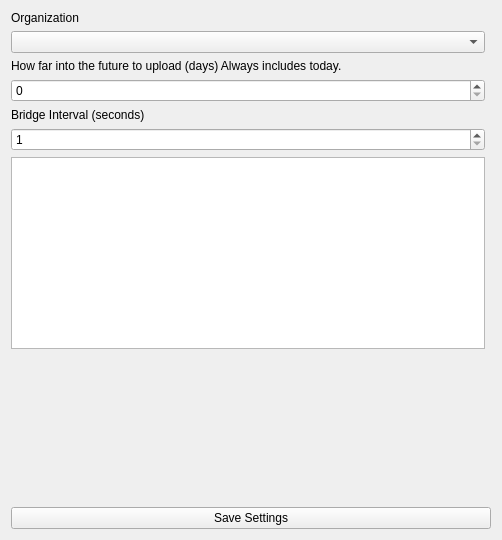
The window that Bridge/bridgeconfigwidget.ui (ademarest/GreenmileBridge) describes before a commit, drawn with Qt 5.
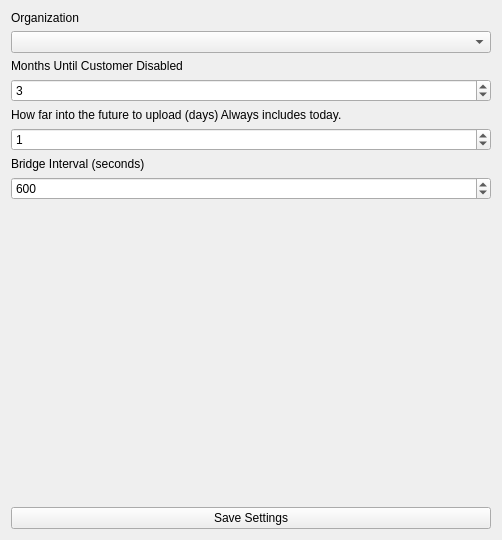
The same window after the commit. Custom widgets are drawn as their Qt base class.

```diff
--- a/Bridge/bridgeconfigwidget.ui
+++ b/Bridge/bridgeconfigwidget.ui
@@ -14,41 +14,74 @@
    <string>Form</string>
   </property>
   <layout class="QGridLayout" name="gridLayout">
-   <item row="4" column="0">
-    <widget class="QLabel" name="bridgeIntervalLabel">
-     <property name="text">
-      <string>Bridge Interval (seconds)</string>
-     </property>
-    </widget>
-   </item>
-   <item row="2" column="0">
-    <widget class="QLabel" name="daysToUploadLabel">
-     <property name="text">
-      <string>How far into the future to upload (days) Always includes today.</string>
-     </property>
-    </widget>
-   </item>
-   <item row="1" column="0">
-    <widget class="QComboBox" name="organizationComboBox"/>
-   </item>
-   <item row="9" column="0" colspan="2">
+   <item row="10" column="0" colspan="2">
     <widget class="QPushButton" name="saveSettingsPushButton">
      <property name="text">
       <string>Save Settings</string>
      </property>
     </widget>
    </item>
-   <item row="6" column="0">
-    <widget class="ListControlWidget" name="orgAS400LCW"/>
+   <item row="7" column="0" colspan="2">
+    <widget class="QSpinBox" name="bridgeIntervalSpinBox">
+     <property name="minimum">
+      <number>1</number>
+     </property>
+     <property name="maximum">
+      <number>3600</number>
+     </property>
+     <property name="value">
+      <number>600</number>
+     </property>
+    </widget>
    </item>
-   <item row="0" column="0">
-    <widget class="QLabel" name="organizationLabel">
+   <item row="5" column="0" colspan="2">
+    <widget class="QSpinBox" name="daysToUploadSpinBox">
+     <property name="minimum">
+      <number>0</number>
+     </property>
+     <property name="maximum">
+      <number>6</number>
+     </property>
+     <property name="value">
+      <number>1</number>
+     </property>
+    </widget>
+   </item>
+   <item row="3" column="0" colspan="2">
+    <widget class="QSpinBox" name="monthsUntilCustDisabledSpinBox">
+     <property name="minimum">
+      <number>1</number>
+     </property>
+     <property name="value">
+      <number>3</number>
+     </property>
+    </widget>
+   </item>
+   <item row="1" column="0" colspan="2">
+    <widget class="QComboBox" name="organizationComboBox"/>
+   </item>
+   <item row="2" column="0" colspan="2">
+    <widget class="QLabel" name="monthsUntilCustomerDisabledLabel">
      <property name="text">
-      <string>Organization</string>
+      <string>Months Until Customer Disabled</string>
      </property>
     </widget>
    </item>
-   <item row="7" column="0">
+   <item row="4" column="0" colspan="2">
+    <widget class="QLabel" name="daysToUploadLabel">
+     <property name="text">
+      <string>How far into the future to upload (days) Always includes today.</string>
+     </property>
+    </widget>
+   </item>
+   <item row="6" column="0" colspan="2">
+    <widget class="QLabel" name="bridgeIntervalLabel">
+     <property name="text">
+      <string>Bridge Interval (seconds)</string>
+     </property>
+    </widget>
+   </item>
+   <item row="8" column="0" colspan="2">
     <spacer name="verticalSpacer">
      <property name="orientation">
       <enum>Qt::Vertical</enum>
@@ -61,35 +94,15 @@
      </property>
     </spacer>
    </item>
-   <item row="5" column="0">
-    <widget class="QSpinBox" name="bridgeIntervalSpinBox">
-     <property name="minimum">
-      <number>1</number>
-     </property>
-     <property name="maximum">
-      <number>3600</number>
-     </property>
-    </widget>
-   </item>
-   <item row="3" column="0">
-    <widget class="QSpinBox" name="daysToUploadSpinBox">
-     <property name="minimum">
-      <number>0</number>
-     </property>
-     <property name="maximum">
-      <number>6</number>
+   <item row="0" column="0" colspan="2">
+    <widget class="QLabel" name="organizationLabel">
+     <property name="text">
+      <string>Organization</string>
      </property>
     </widget>
    </item>
   </layout>
  </widget>
- <customwidgets>
-  <customwidget>
-   <class>ListControlWidget</class>
-   <extends>QListWidget</extends>
-   <header>GenericUI/listcontrolwidget.h</header>
-  </customwidget>
- </customwidgets>
  <tabstops>
   <tabstop>organizationComboBox</tabstop>
   <tabstop>saveSettingsPushButton</tabstop>
```
Left out of the diff: 3 changed lines with no effect on the pictures.
